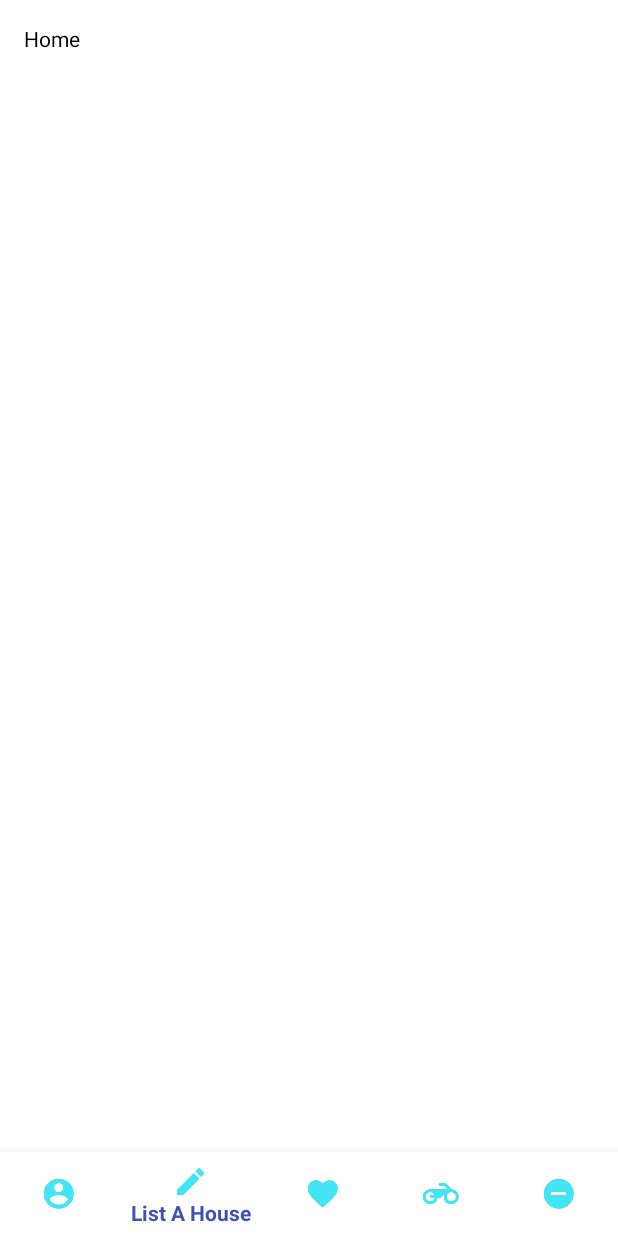
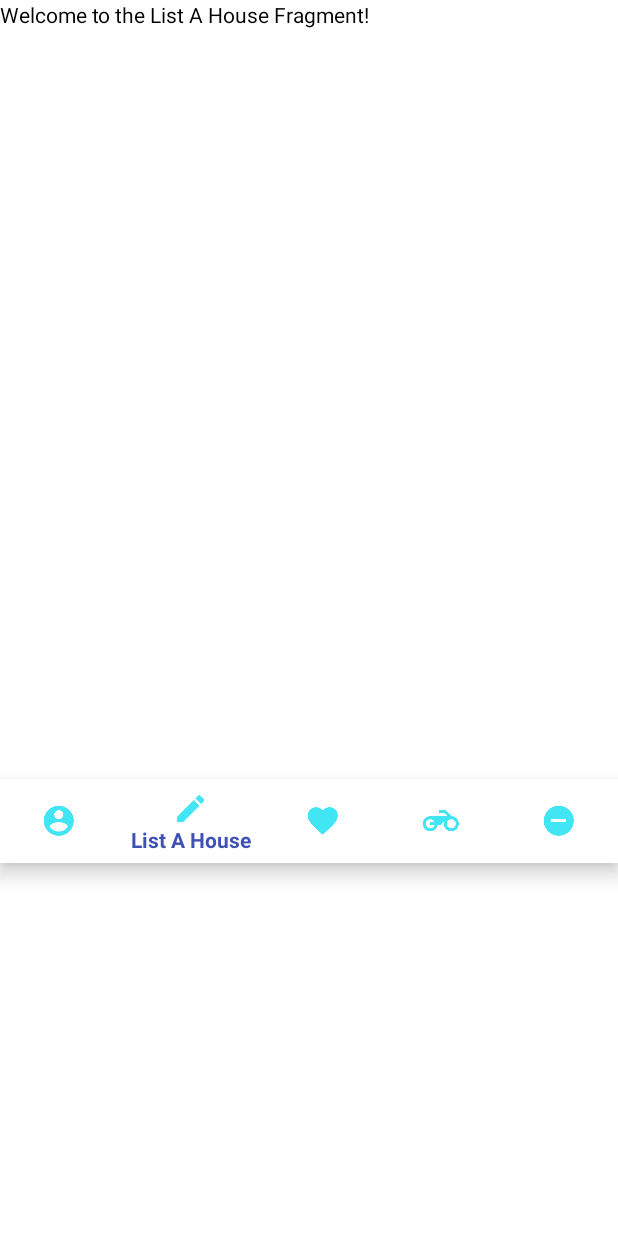
Before and after one commit to katebyars/RealHouse, an Android app: the screen it shows after launch once a user with an empty profile is signed in (MainActivity), item 2 of the bottom bar chosen, on a phone screen of 412 x 824 dp. Run offline under Robolectric (Android 15) with nearby library versions, the phone set to English and light mode, and no system bars; our stand-ins replace ButterKnife, Firebase (no records; nobody signed in at launch, a user with empty details on screens opened directly).

Commit message:
navigate to the list a house fragment.

```diff
--- a/app/src/main/res/layout/activity_main.xml
+++ b/app/src/main/res/layout/activity_main.xml
@@ -7,14 +7,14 @@
     android:layout_width="match_parent"
     android:layout_height="match_parent"
     android:orientation="vertical"
-    tools:context="com.example.guest.realhouse.MainActivity"
-    android:background="@color/colorWhite">
+    tools:context="com.example.guest.realhouse.ui.MainActivity"
+    android:background="@color/colorWhite"
+    android:weightSum="1">
 
     <FrameLayout
         android:id="@+id/content"
-        android:layout_width="match_parent"
-        android:layout_height="0dp"
-        android:layout_weight="1">
+        android:layout_width="382dp"
+        android:layout_height="519dp">
 
         <TextView
             android:id="@+id/message"
@@ -25,7 +25,7 @@
             android:layout_marginRight="@dimen/activity_horizontal_margin"
             android:layout_marginTop="@dimen/activity_vertical_margin"
             android:text="@string/title_home"
-            android:textColor="@color/colorBlack"/>
+            android:textColor="@color/colorBlack" />
 
     </FrameLayout>
 
--- a/app/src/main/res/layout/fragment_list_a_house.xml
+++ b/app/src/main/res/layout/fragment_list_a_house.xml
@@ -2,12 +2,13 @@
     xmlns:tools="http://schemas.android.com/tools"
     android:layout_width="match_parent"
     android:layout_height="match_parent"
-    tools:context="com.example.guest.realhouse.ui.ListAHouseFragment">
+    tools:context="com.example.guest.realhouse.ui.ListAHouseFragment"
+    android:background="@color/colorWhite">
 
-    <!-- TODO: Update blank fragment layout -->
     <TextView
         android:layout_width="match_parent"
         android:layout_height="match_parent"
-        android:text="@string/hello_blank_fragment" />
+        android:text="Welcome to the List A House Fragment!"
+        android:textColor="@color/colorBlack"/>
 
 </FrameLayout>
```
